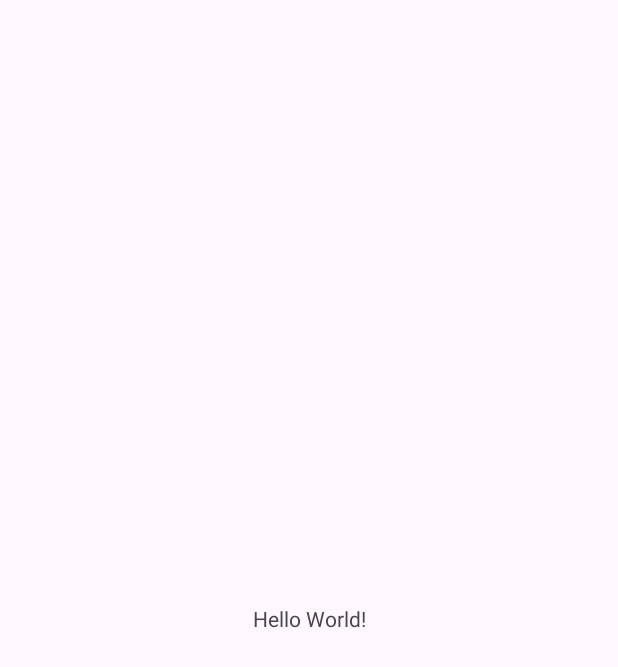
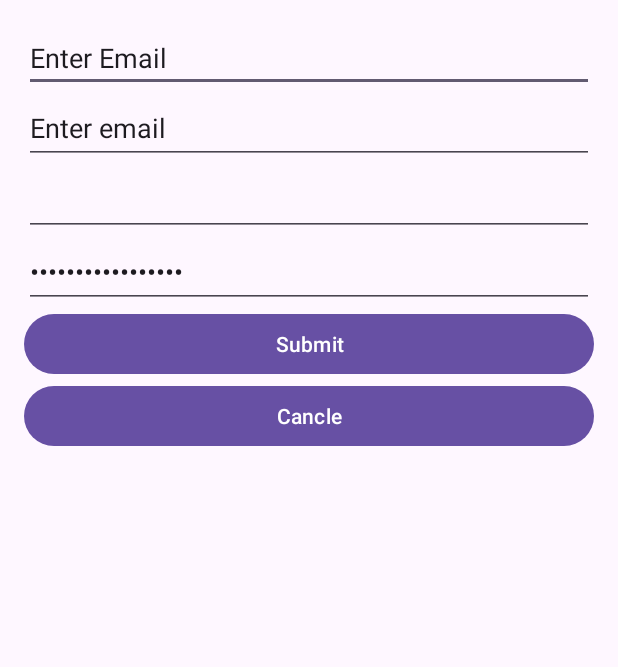
Before and after one commit to Rusith21/madlab2, an Android app: the screen it shows after launch (MainActivity), on a phone screen of 412 x 824 dp. Before the commit the part shown is almost empty. Shown: the top 667 px of the screen. Run offline under Robolectric (Android 15) with nearby library versions, the phone set to English and light mode, and no system bars.

Commit message:
designed the login form

```diff
--- a/app/src/main/res/layout/activity_main.xml
+++ b/app/src/main/res/layout/activity_main.xml
@@ -1,18 +1,55 @@
 <?xml version="1.0" encoding="utf-8"?>
-<androidx.constraintlayout.widget.ConstraintLayout xmlns:android="http://schemas.android.com/apk/res/android"
+<LinearLayout xmlns:android="http://schemas.android.com/apk/res/android"
     xmlns:app="http://schemas.android.com/apk/res-auto"
     xmlns:tools="http://schemas.android.com/tools"
     android:layout_width="match_parent"
     android:layout_height="match_parent"
+    android:layout_margin="16dp"
+    android:orientation="vertical"
     tools:context=".MainActivity">
 
-    <TextView
-        android:layout_width="wrap_content"
+    <EditText
+        android:id="@+id/editTextText2"
+        android:layout_width="match_parent"
         android:layout_height="wrap_content"
-        android:text="Hello World!"
-        app:layout_constraintBottom_toBottomOf="parent"
-        app:layout_constraintEnd_toEndOf="parent"
-        app:layout_constraintStart_toStartOf="parent"
-        app:layout_constraintTop_toTopOf="parent" />
+        android:ems="10"
+        android:inputType="text"
+        android:text="Enter Email" />
 
-</androidx.constraintlayout.widget.ConstraintLayout>
+    <EditText
+        android:id="@+id/editTextTextEmailAddress"
+        android:layout_width="match_parent"
+        android:layout_height="48dp"
+        android:ems="10"
+        android:inputType="textEmailAddress"
+        android:text="Enter email" />
+
+    <EditText
+        android:id="@+id/editTextTextPassword2"
+        android:layout_width="match_parent"
+        android:layout_height="48dp"
+        android:ems="10"
+        android:inputType="textPassword"
+        tools:text="Enter password" />
+
+    <EditText
+        android:id="@+id/editTextTextPassword3"
+        android:layout_width="match_parent"
+        android:layout_height="48dp"
+        android:ems="10"
+        android:inputType="textPassword"
+        android:text="Re-enter password" />
+
+    <Button
+        android:id="@+id/button"
+        android:layout_width="match_parent"
+        android:layout_height="wrap_content"
+        android:text="Submit" />
+
+    <Button
+        android:id="@+id/button2"
+        android:layout_width="match_parent"
+        android:layout_height="wrap_content"
+        android:text="Cancle" />
+
+</LinearLayout>
```
